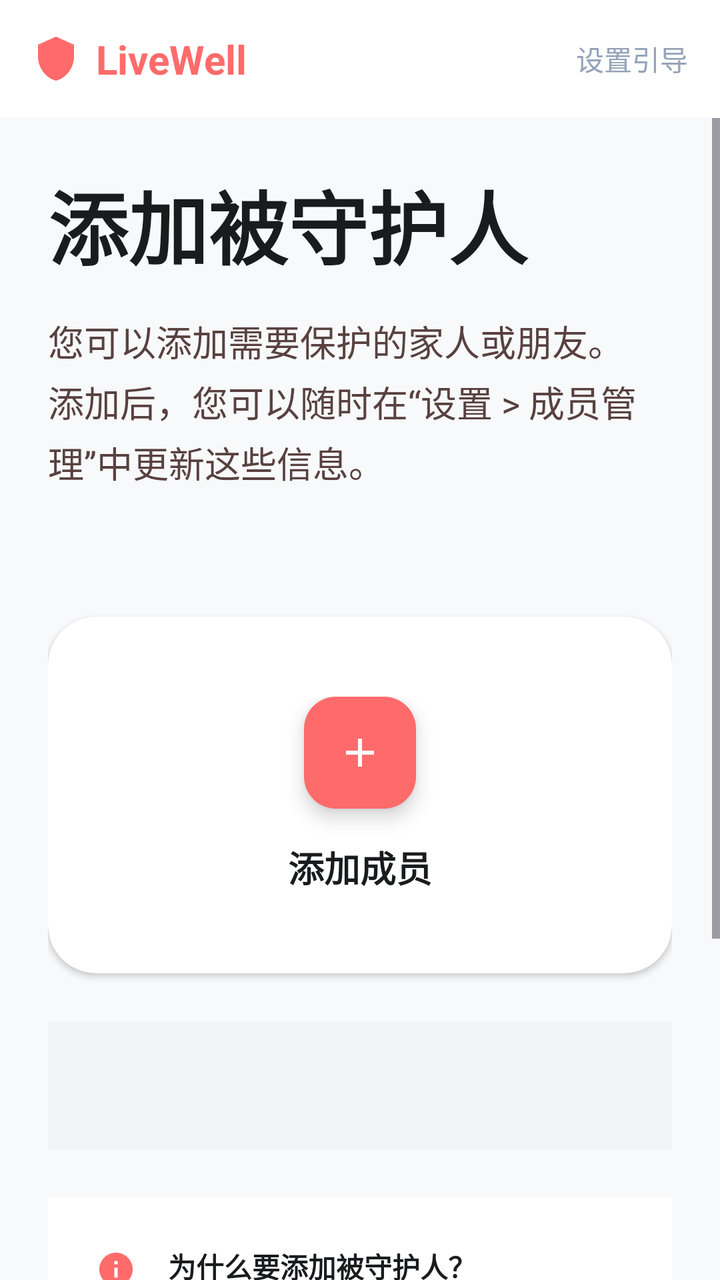
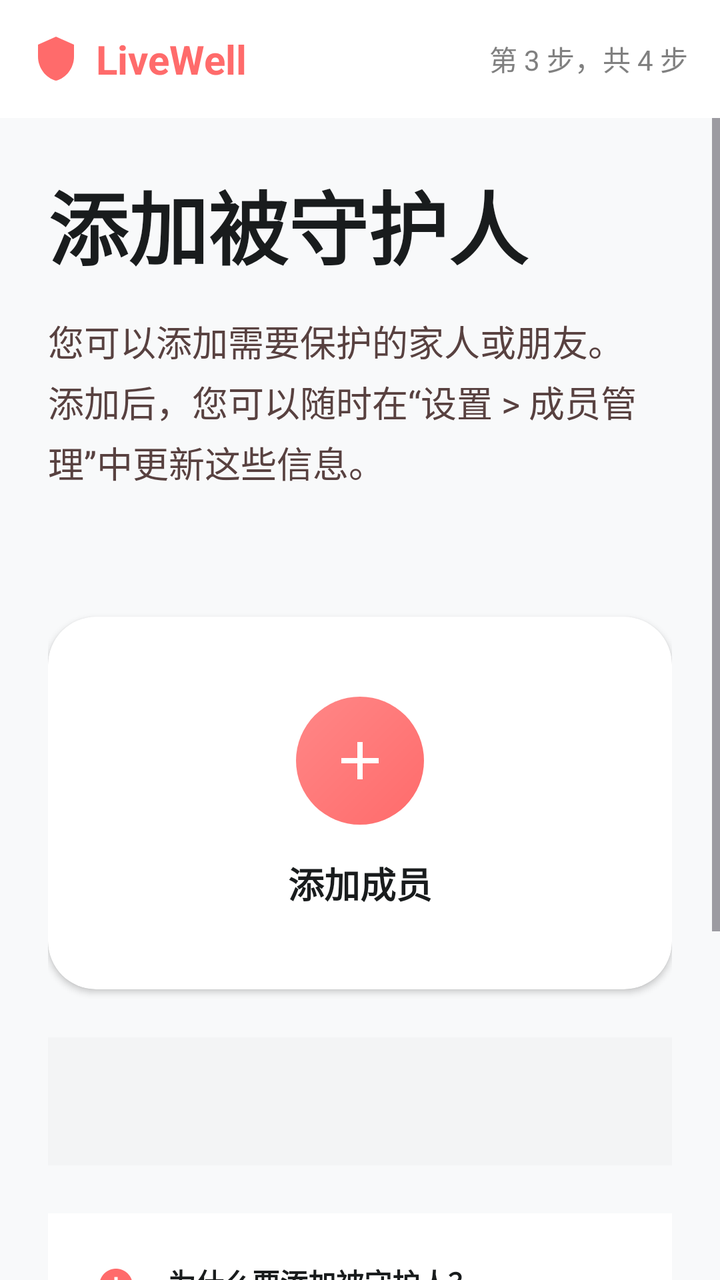

Before-and-after screenshots of an Android layout around one commit, followed by the original layout XML and the change that was made.
<!-- AndroidManifest.xml: application theme Theme.LiveWell -->
<!-- res/layout/fragment_guardian_targets.xml -->
<?xml version="1.0" encoding="utf-8"?>
<LinearLayout xmlns:android="http://schemas.android.com/apk/res/android"
    xmlns:app="http://schemas.android.com/apk/res-auto"
    android:layout_width="match_parent"
    android:layout_height="match_parent"
    android:orientation="vertical"
    android:background="#F8F9FA">

    
    <RelativeLayout
        android:layout_width="match_parent"
        android:layout_height="wrap_content"
        android:padding="16dp"
        android:background="#FFFFFF">

        <LinearLayout
            android:layout_width="wrap_content"
            android:layout_height="wrap_content"
            android:orientation="horizontal"
            android:gravity="center_vertical">
            
            <ImageView
                android:layout_width="24dp"
                android:layout_height="24dp"
                android:src="@drawable/ic_shield_logo"
                android:tint="#ff6b6b"/>

            <TextView
                android:layout_width="wrap_content"
                android:layout_height="wrap_content"
                android:text="LiveWell"
                android:textStyle="bold"
                android:textSize="20sp"
                android:textColor="#ff6b6b"
                android:layout_marginStart="8dp"/>
        </LinearLayout>

        <TextView
            android:layout_width="wrap_content"
            android:layout_height="wrap_content"
            android:layout_alignParentEnd="true"
            android:layout_centerVertical="true"
            android:text="设置引导"
            android:textColor="#94A3B8"
            android:textSize="14sp"/>
    </RelativeLayout>

    <ScrollView
        android:layout_width="match_parent"
        android:layout_height="0dp"
        android:layout_weight="1">

        <LinearLayout
            android:layout_width="match_parent"
            android:layout_height="wrap_content"
            android:orientation="vertical"
            android:padding="24dp">

            
            <LinearLayout
                android:layout_width="match_parent"
                android:layout_height="wrap_content"
                android:orientation="vertical"
                android:layout_marginBottom="32dp">

                <TextView
                    android:layout_width="match_parent"
                    android:layout_height="wrap_content"
                    android:text="添加被守护人"
                    android:textColor="#191C1D"
                    android:textSize="40sp"
                    android:textStyle="bold" />

                <TextView
                    android:layout_width="match_parent"
                    android:layout_height="wrap_content"
                    android:layout_marginTop="16dp"
                    android:lineSpacingExtra="4dp"
                    android:text="您可以添加需要保护的家人或朋友。添加后，您可以随时在“设置 > 成员管理”中更新这些信息。"
                    android:textColor="#584140"
                    android:textSize="18sp" />
            </LinearLayout>

            
            <com.google.android.material.card.MaterialCardView
                android:layout_width="match_parent"
                android:layout_height="wrap_content"
                android:layout_marginTop="32dp"
                app:cardBackgroundColor="@android:color/white"
                app:cardCornerRadius="24dp"
                app:cardElevation="2dp"
                app:strokeWidth="0dp">

                <LinearLayout
                    android:id="@+id/btnAddTarget"
                    android:layout_width="match_parent"
                    android:layout_height="wrap_content"
                    android:gravity="center"
                    android:orientation="vertical"
                    android:padding="40dp"
                    android:clickable="true"
                    android:focusable="true"
                    android:foreground="?attr/selectableItemBackground">

                    <com.google.android.material.floatingactionbutton.FloatingActionButton
                        android:layout_width="wrap_content"
                        android:layout_height="wrap_content"
                        android:layout_marginBottom="16dp"
                        android:src="@drawable/ic_add"
                        app:backgroundTint="#ff6b6b"
                        app:fabSize="normal"
                        app:tint="@android:color/white" />

                    <TextView
                        android:layout_width="wrap_content"
                        android:layout_height="wrap_content"
                        android:text="添加成员"
                        android:textColor="#191C1D"
                        android:textSize="18sp"
                        android:textStyle="bold" />
                </LinearLayout>
            </com.google.android.material.card.MaterialCardView>

            
            <LinearLayout
                android:layout_width="match_parent"
                android:layout_height="wrap_content"
                android:layout_marginTop="24dp"
                android:background="#F3F4F5"
                android:orientation="vertical"
                android:padding="24dp">

                <RelativeLayout
                    android:layout_width="match_parent"
                    android:layout_height="wrap_content"
                    android:layout_marginBottom="16dp">

                    <TextView
                        android:id="@+id/tvListTitle"
                        android:layout_width="wrap_content"
                        android:layout_height="wrap_content"
                        android:text="已添加的成员"
                        android:textAllCaps="true"
                        android:textColor="#584140"
                        android:textSize="12sp"
                        android:textStyle="bold"
                        android:visibility="gone" />

                    <TextView
                        android:id="@+id/tvMemberCount"
                        android:layout_width="wrap_content"
                        android:layout_height="wrap_content"
                        android:layout_alignParentEnd="true"
                        android:background="@drawable/bg_badge"
                        android:paddingHorizontal="8dp"
                        android:paddingVertical="4dp"
                        android:text="0 个人"
                        android:textColor="#584140"
                        android:textSize="10sp"
                        android:textStyle="bold"
                        android:visibility="gone" />
                </RelativeLayout>

                
                <LinearLayout
                    android:id="@+id/llMembersList"
                    android:layout_width="match_parent"
                    android:layout_height="wrap_content"
                    android:orientation="vertical"
                    android:visibility="gone">
                    
                    <androidx.recyclerview.widget.RecyclerView
                        android:id="@+id/recyclerViewTargets"
                        android:layout_width="match_parent"
                        android:layout_height="wrap_content"
                        android:nestedScrollingEnabled="false"
                        android:clipToPadding="false"
                        android:overScrollMode="never" />
                </LinearLayout>
            </LinearLayout>

            
            <LinearLayout
                android:layout_width="match_parent"
                android:layout_height="wrap_content"
                android:layout_marginTop="24dp"
                android:background="@android:color/white"
                android:orientation="horizontal"
                android:padding="24dp">

                <ImageView
                    android:layout_width="20dp"
                    android:layout_height="20dp"
                    android:layout_marginTop="2dp"
                    android:src="@drawable/ic_info"
                    app:tint="#ff6b6b" />

                <LinearLayout
                    android:layout_width="match_parent"
                    android:layout_height="wrap_content"
                    android:layout_marginStart="16dp"
                    android:orientation="vertical">

                    <TextView
                        android:layout_width="wrap_content"
                        android:layout_height="wrap_content"
                        android:text="为什么要添加被守护人？"
                        android:textColor="#191C1D"
                        android:textSize="14sp"
                        android:textStyle="bold" />

                    <TextView
                        android:layout_width="wrap_content"
                        android:layout_height="wrap_content"
                        android:layout_marginTop="4dp"
                        android:lineSpacingExtra="2dp"
                        android:text="当系统检测到您的异常状态（如长时间未移动或紧急求助）时，安守将第一时间通知这些联系人，并分享您的实时位置，为您提供全天候的守护网络。"
                        android:textColor="#584140"
                        android:textSize="12sp" />
                </LinearLayout>
            </LinearLayout>

            
            <TextView
                android:id="@+id/tvHint"
                android:layout_width="match_parent"
                android:layout_height="wrap_content"
                android:layout_marginTop="24dp"
                android:text="后续您可以在：\n主页下方导航栏 - 守护按钮 - 左下角 + 号按钮\n或\n右上角设置界面 - 添加被守护人"
                android:textSize="13sp"
                android:textColor="#584140"
                android:lineSpacingExtra="4dp" />

        </LinearLayout>
    </ScrollView>

</LinearLayout>
<!-- resources referenced by this layout -->
<resources>
  <!-- drawable bg_badge (drawable) -->
  <?xml version="1.0" encoding="utf-8"?>
  <shape xmlns:android="http://schemas.android.com/apk/res/android"
      android:shape="rectangle">
      <solid android:color="#F3F4F5" />
      <corners android:radius="12dp" />
  </shape>
  <!-- drawable ic_add (drawable) -->
  <vector xmlns:android="http://schemas.android.com/apk/res/android"
      android:width="24dp"
      android:height="24dp"
      android:viewportWidth="24"
      android:viewportHeight="24">
      <path
          android:fillColor="#FF000000"
          android:pathData="M19,13h-6v6h-2v-6H5v-2h6V5h2v6h6v2z"/>
  </vector>
  <!-- drawable ic_info (drawable) -->
  <vector xmlns:android="http://schemas.android.com/apk/res/android"
      android:width="24dp"
      android:height="24dp"
      android:viewportWidth="24"
      android:viewportHeight="24">
      <path
          android:fillColor="#FF000000"
          android:pathData="M12,2C6.48,2 2,6.48 2,12s4.48,10 10,10 10,-4.48 10,-10S17.52,2 12,2zM13,17h-2v-6h2v6zM13,9h-2L11,7h2v2z"/>
  </vector>
  <!-- drawable ic_shield_logo (drawable) -->
  <vector xmlns:android="http://schemas.android.com/apk/res/android"
      android:width="24dp"
      android:height="24dp"
      android:viewportWidth="24"
      android:viewportHeight="24">
      <path
          android:fillColor="#FF000000"
          android:pathData="M12,1L3,5v6c0,5.55 3.84,10.74 9,12 5.16,-1.26 9,-6.45 9,-12V5l-9,-4z"/>
  </vector>
  <style name="Theme.LiveWell" parent="Theme.Material3.DayNight.NoActionBar">
          <item name="colorPrimary">@color/primary</item>
          <item name="colorPrimaryVariant">@color/primary_dark</item>
          <item name="colorOnPrimary">@color/white</item>
          <item name="colorSecondary">@color/primary_light</item>
          <item name="colorSecondaryVariant">@color/primary</item>
          <item name="colorOnSecondary">@color/primary_dark</item>
          <item name="android:windowBackground">@color/background</item>
          <item name="android:statusBarColor">@color/primary</item>
      </style>
  <color name="primary">#FF6B6B</color>
  <color name="primary_dark">#FF5252</color>
  <color name="white">#FFFFFF</color>
  <color name="primary_light">#FFE5E5</color>
  <color name="background">#F4F5F6</color>
</resources>

<!-- the commit's change to res/layout/fragment_guardian_targets.xml (unified diff, before → after) -->
@@ -36,12 +36,13 @@
         </LinearLayout>
 
         <TextView
+            android:id="@+id/tvStepIndicator"
             android:layout_width="wrap_content"
             android:layout_height="wrap_content"
             android:layout_alignParentEnd="true"
             android:layout_centerVertical="true"
-            android:text="设置引导"
-            android:textColor="#94A3B8"
+            android:text="第 3 步，共 4 步"
+            android:textColor="#808080"
             android:textSize="14sp"/>
     </RelativeLayout>
 
@@ -102,13 +103,14 @@
                     android:focusable="true"
                     android:foreground="?attr/selectableItemBackground">
 
-                    <com.google.android.material.floatingactionbutton.FloatingActionButton
-                        android:layout_width="wrap_content"
-                        android:layout_height="wrap_content"
+                    
+                    <ImageView
+                        android:layout_width="64dp"
+                        android:layout_height="64dp"
                         android:layout_marginBottom="16dp"
                         android:src="@drawable/ic_add"
-                        app:backgroundTint="#ff6b6b"
-                        app:fabSize="normal"
+                        android:background="@drawable/bg_circle_primary"
+                        android:padding="16dp"
                         app:tint="@android:color/white" />
 
                     <TextView
@@ -162,21 +164,14 @@
                 </RelativeLayout>
 
                 
-                <LinearLayout
-                    android:id="@+id/llMembersList"
-                    android:layout_width="match_parent"
-                    android:layout_height="wrap_content"
-                    android:orientation="vertical"
-                    android:visibility="gone">
-                    
-                    <androidx.recyclerview.widget.RecyclerView
-                        android:id="@+id/recyclerViewTargets"
-                        android:layout_width="match_parent"
-                        android:layout_height="wrap_content"
-                        android:nestedScrollingEnabled="false"
-                        android:clipToPadding="false"
-                        android:overScrollMode="never" />
-                </LinearLayout>
+                <androidx.recyclerview.widget.RecyclerView
+                    android:id="@+id/recyclerViewTargets"
+                    android:layout_width="match_parent"
+                    android:layout_height="wrap_content"
+                    android:nestedScrollingEnabled="false"
+                    android:clipToPadding="false"
+                    android:overScrollMode="never"
+                    android:visibility="gone" />
             </LinearLayout>
 
             
<!-- resource entries referenced after the edit -->
@@ -6,6 +6,15 @@
       android:shape="rectangle">
       <solid android:color="#F3F4F5" />
       <corners android:radius="12dp" />
+  </shape>
+  <!-- drawable bg_circle_primary (drawable) -->
+  <?xml version="1.0" encoding="utf-8"?>
+  <shape xmlns:android="http://schemas.android.com/apk/res/android"
+      android:shape="oval">
+      <gradient
+          android:startColor="#ff6b6b"
+          android:endColor="#ff8787"
+          android:angle="135" />
   </shape>
   <!-- drawable ic_add (drawable) -->
   <vector xmlns:android="http://schemas.android.com/apk/res/android"
